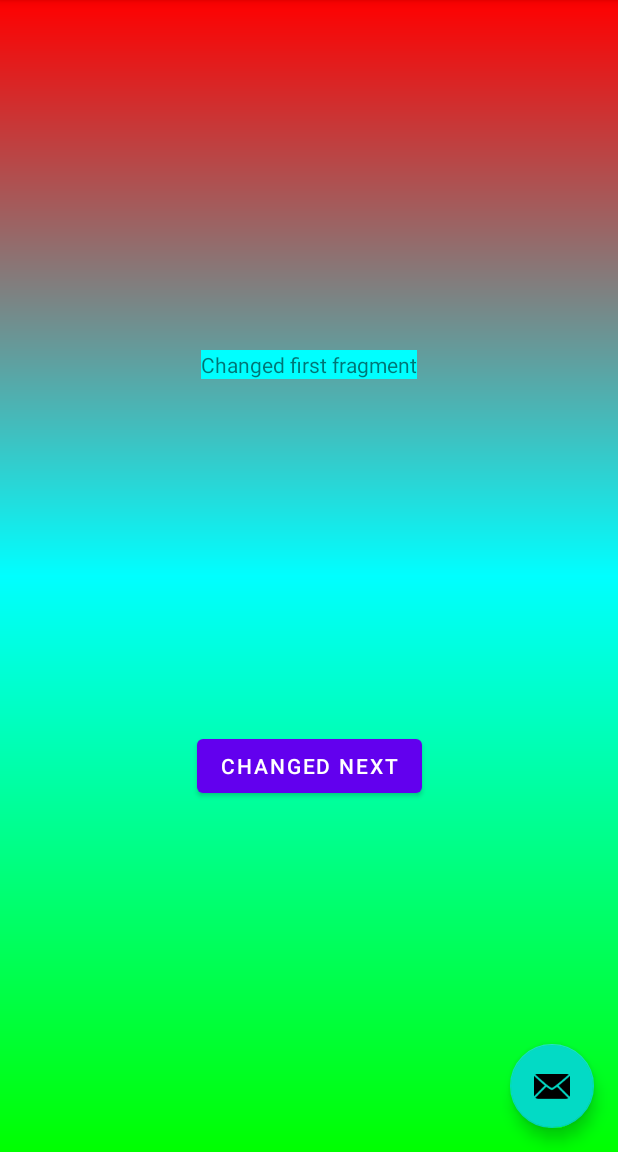
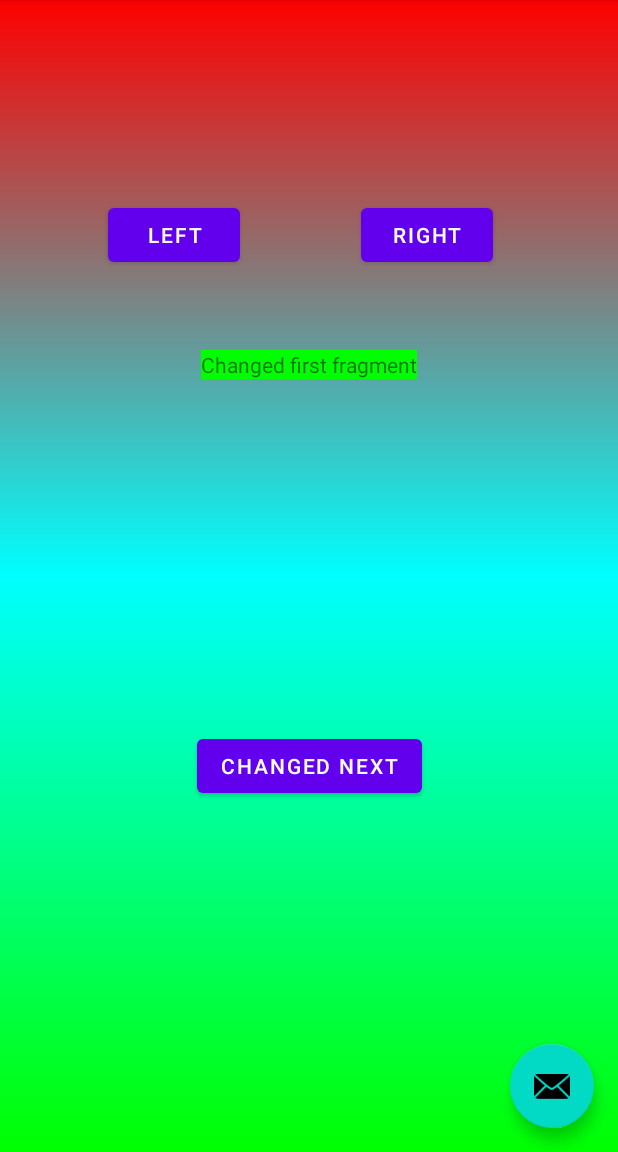
Before and after one commit to reshmamourya/MyKotlinProject, an Android app: the screen it shows after launch (MainActivity), on a phone screen of 412 x 824 dp, the part 84-1236 px from its top. Run offline under Robolectric (Android 15) with nearby library versions, the phone set to English and light mode, and no system bars.

Commit message:
Click Event Handled, buttons addes

```diff
--- a/app/src/main/java/com/varanasisoftwarejunction/mykotlinproject/FirstFragment.kt
+++ b/app/src/main/java/com/varanasisoftwarejunction/mykotlinproject/FirstFragment.kt
@@ -4,6 +4,7 @@ import android.os.Bundle
 import androidx.fragment.app.Fragment
 import android.view.LayoutInflater
 import android.view.View
+import android.widget.TextView
 import android.view.ViewGroup
 import android.widget.Button
 import androidx.navigation.fragment.findNavController
@@ -21,9 +22,16 @@ class FirstFragment : Fragment() {
         return inflater.inflate(R.layout.fragment_first, container, false)
     }
 
+public fun f1(view:View)
+{
+val tv:TextView = view.findViewById<TextView>(R.id.textview_first)
+    tv.text="I was clicked"
+}
     override fun onViewCreated(view: View, savedInstanceState: Bundle?) {
         super.onViewCreated(view, savedInstanceState)
-
+        view.findViewById<Button>(R.id.button).setOnClickListener {
+            f1(view)
+        }
         view.findViewById<Button>(R.id.button_first).setOnClickListener {
             findNavController().navigate(R.id.action_FirstFragment_to_SecondFragment)
         }
--- a/app/src/main/res/layout/fragment_first.xml
+++ b/app/src/main/res/layout/fragment_first.xml
@@ -4,16 +4,15 @@
     xmlns:tools="http://schemas.android.com/tools"
     android:layout_width="match_parent"
     android:layout_height="match_parent"
-    tools:context=".FirstFragment"
     android:background="@drawable/layoutbackground"
-    >
+    tools:context=".FirstFragment">
 
     <TextView
 
-        android:background="@color/textbgcolor"
         android:id="@+id/textview_first"
         android:layout_width="wrap_content"
         android:layout_height="wrap_content"
+        android:background="@color/textbgcolor"
         android:text="@string/hello_first_fragment"
         app:layout_constraintBottom_toTopOf="@id/button_first"
         app:layout_constraintEnd_toEndOf="parent"
@@ -29,4 +28,28 @@
         app:layout_constraintEnd_toEndOf="parent"
         app:layout_constraintStart_toStartOf="parent"
         app:layout_constraintTop_toBottomOf="@id/textview_first" />
+
+    <Button
+        android:id="@+id/button"
+        android:layout_width="wrap_content"
+        android:layout_height="wrap_content"
+        android:layout_marginStart="72dp"
+        android:text="Left"
+
+        app:layout_constraintBottom_toBottomOf="parent"
+        app:layout_constraintStart_toStartOf="parent"
+        app:layout_constraintTop_toTopOf="parent"
+        app:layout_constraintVertical_bias="0.184" />
+
+    <Button
+        android:id="@+id/button2"
+        android:layout_width="wrap_content"
+        android:layout_height="wrap_content"
+        android:text="Right"
+        app:layout_constraintBottom_toBottomOf="parent"
+        app:layout_constraintEnd_toEndOf="parent"
+        app:layout_constraintHorizontal_bias="0.49"
+        app:layout_constraintStart_toEndOf="@+id/button"
+        app:layout_constraintTop_toTopOf="parent"
+        app:layout_constraintVertical_bias="0.184" />
 </androidx.constraintlayout.widget.ConstraintLayout>
--- a/app/src/main/res/values/colors.xml
+++ b/app/src/main/res/values/colors.xml
@@ -7,5 +7,5 @@
     <color name="teal_700">#FF018786</color>
     <color name="black">#FF000000</color>
     <color name="white">#FFFFFFFF</color>
-    <color name="textbgcolor">#00FFFF</color>
+    <color name="textbgcolor">#00FF00</color>
 </resources>
```
